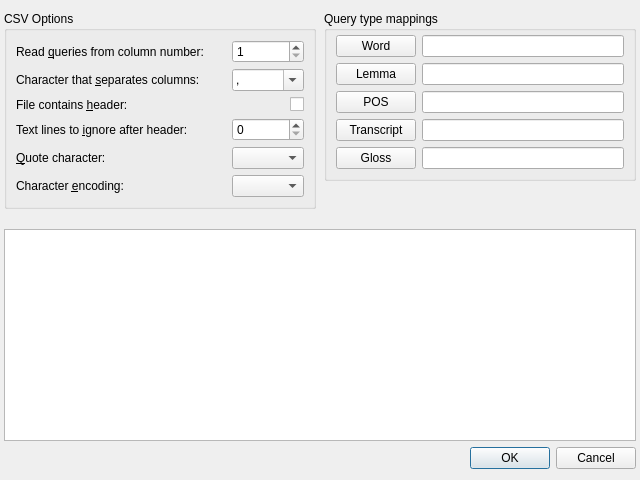
Above: coquery/gui/ui/namedTableOptions.ui from gkunter/coquery before the change. Below: the same form after it.
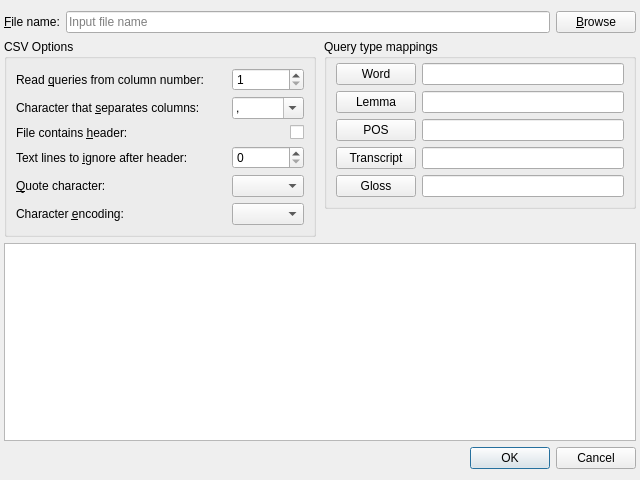
That is the form after the change.

Commit message: Add file selection to dialog

```diff
--- a/coquery/gui/ui/namedTableOptions.ui
+++ b/coquery/gui/ui/namedTableOptions.ui
@@ -23,6 +23,55 @@
    <property name="rightMargin">
     <number>4</number>
    </property>
+   <item>
+    <layout class="QHBoxLayout" name="horizontalLayout_3">
+     <item>
+      <widget class="QLabel" name="label_4">
+       <property name="text">
+        <string>&amp;File name:</string>
+       </property>
+       <property name="buddy">
+        <cstring>edit_file_name</cstring>
+       </property>
+      </widget>
+     </item>
+     <item>
+      <widget class="QLineEdit" name="edit_file_name">
+       <property name="enabled">
+        <bool>true</bool>
+       </property>
+       <property name="sizePolicy">
+        <sizepolicy hsizetype="MinimumExpanding" vsizetype="Minimum">
+         <horstretch>0</horstretch>
+         <verstretch>0</verstretch>
+        </sizepolicy>
+       </property>
+       <property name="accessibleDescription">
+        <string/>
+       </property>
+       <property name="placeholderText">
+        <string>Input file name</string>
+       </property>
+      </widget>
+     </item>
+     <item>
+      <widget class="QPushButton" name="button_browse_file">
+       <property name="sizePolicy">
+        <sizepolicy hsizetype="Minimum" vsizetype="Fixed">
+         <horstretch>0</horstretch>
+         <verstretch>0</verstretch>
+        </sizepolicy>
+       </property>
+       <property name="text">
+        <string>&amp;Browse</string>
+       </property>
+       <property name="shortcut">
+        <string>Alt+B</string>
+       </property>
+      </widget>
+     </item>
+    </layout>
+   </item>
    <item>
     <layout class="QHBoxLayout" name="horizontalLayout_2">
      <property name="spacing">
```
The commit also changes 1 other file.
